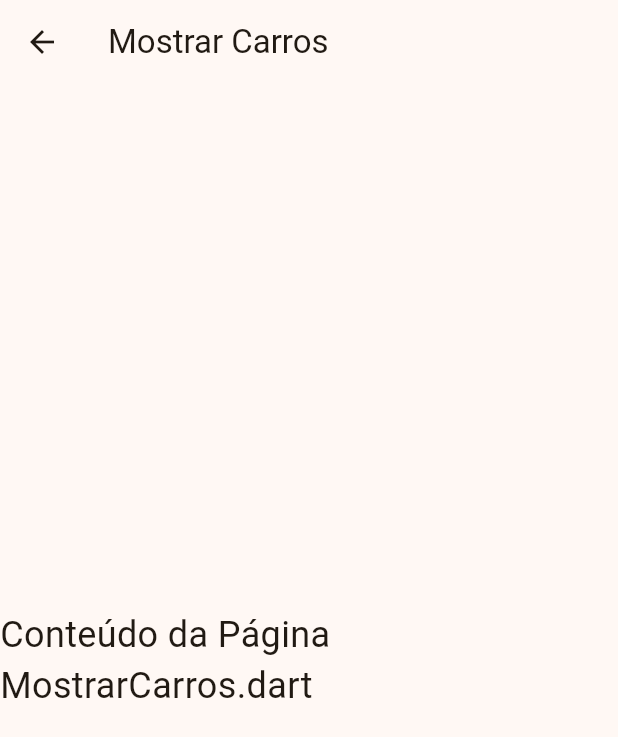
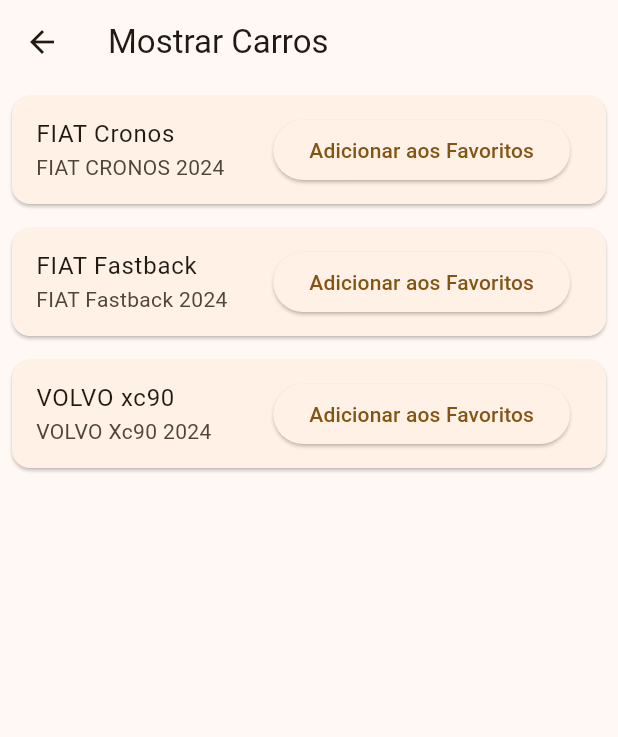
Before and after one commit to JEsteva0/info_car, a Flutter app: the MostrarCarros screen opened directly, on a phone screen of 412 x 824 dp. Shown: the top 737 px of the screen. Run offline on Flutter 3.47's test engine with Material 2 defaults, Android fonts, the phone set to English and light mode, and no system bars.

```diff
--- a/lib/main.dart
+++ b/lib/main.dart
@@ -4,7 +4,6 @@ import 'package:info_car_app/pages/carros.dart';
 import 'package:info_car_app/pages/FavoritosPage.dart';
 import 'package:info_car_app/pages/PerfilPage.dart';
 import 'package:provider/provider.dart';
-import 'package:http/http.dart' as http;
 
 void main() {
   runApp(
--- a/lib/pages/MostrarCarros.dart
+++ b/lib/pages/MostrarCarros.dart
@@ -1,17 +1,63 @@
 import 'package:flutter/material.dart';
+import 'package:info_car_app/models/carro.dart';
+import 'package:info_car_app/models/favoritos_carros.dart';
+import 'package:provider/provider.dart'; // Importe o modelo Carro
 
 class MostrarCarros extends StatelessWidget {
+  final List<Carro> carros = [
+    Carro(
+      modelo: 'FIAT Cronos',
+      marca: 'FIAT',
+      valor: 93000.0,
+      descricao: 'FIAT CRONOS 2024',
+      imgUrl: 'images/cronos.png',
+    ),
+    Carro(
+      modelo: 'FIAT Fastback',
+      marca: 'FIAT',
+      valor: 100000.0,
+      descricao: 'FIAT Fastback 2024',
+      imgUrl: 'images/fastback.png',
+    ),
+    Carro(
+      modelo: 'VOLVO xc90',
+      marca: 'VOLVO',
+      valor: 150000.0,
+      descricao: 'VOLVO Xc90 2024',
+      imgUrl: 'images/xc-90.png',
+    ),
+  ];
+
   @override
   Widget build(BuildContext context) {
     return Scaffold(
       appBar: AppBar(
         title: Text('Mostrar Carros'),
       ),
-      body: Center(
-        child: Text(
-          'Conteúdo da Página MostrarCarros.dart',
-          style: TextStyle(fontSize: 24),
-        ),
+      body: ListView.builder(
+        itemCount: carros.length,
+        itemBuilder: (context, index) {
+          return Card(
+            margin: EdgeInsets.all(8.0),
+            child: ListTile(
+              title: Text(carros[index].modelo),
+              subtitle: Text(carros[index].descricao),
+              trailing: ElevatedButton(
+                onPressed: () {
+                  final favoritosProvider =
+                      Provider.of<FavoritosCarros>(context, listen: false);
+                  favoritosProvider.adicionarAoFavoritos(carros[index]);
+                  ScaffoldMessenger.of(context).showSnackBar(
+                    SnackBar(
+                      content: Text('Carro adicionado aos favoritos!'),
+                    ),
+                  );
+                },
+                child: Text('Adicionar aos Favoritos'),
+              ),
+            ),
+          );
+        },
       ),
     );
   }
```
Also changed, not shown: lib/models/favoritos_carros.dart (+6 -7 lines), lib/pages/PerfilPage.dart (+2 -18 lines).
